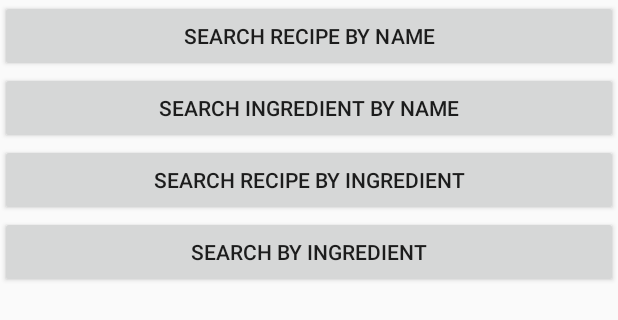
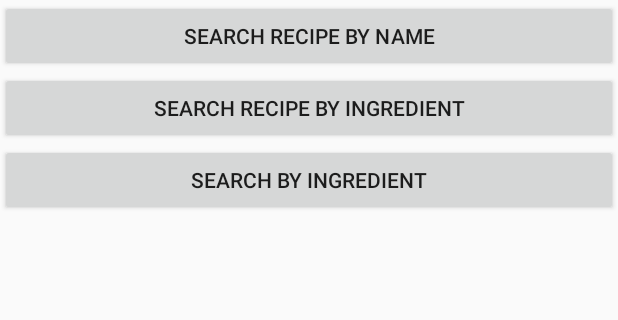
Before and after one commit to CS388-Group1/bite, an Android app built with Jetpack Compose: the layout fragment_search.xml on its own in the app's theme, with its tools: preview values and no code run, on a phone screen of 412 x 824 dp. Shown: the top 320 px of the screen. Run offline under Robolectric (Android 15) with nearby library versions, the phone set to English and light mode, and no system bars; Roboto replaces fonts that are not available here.

Commit message:
Filter out selected ingredients from available options Track selected ingredients and filter out already selected items from the common and search results Remove unused button and related functionality in `SearchFragment` and `fragment_search`

```diff
--- a/AndroidProject/Bite/app/src/main/res/layout/fragment_search.xml
+++ b/AndroidProject/Bite/app/src/main/res/layout/fragment_search.xml
@@ -14,33 +14,23 @@
         app:layout_constraintTop_toTopOf="parent" />
 
     <Button
-        android:id="@+id/buttonSearchIngredientByName"
-        android:layout_width="match_parent"
-        android:layout_height="wrap_content"
-        android:text="Search Ingredient by Name"
-        app:layout_constraintEnd_toEndOf="parent"
-        app:layout_constraintStart_toStartOf="parent"
-        app:layout_constraintTop_toBottomOf="@id/buttonSearchRecipeByName" />
-
-    <Button
         android:id="@+id/buttonSearchRecipeByIngredient"
         android:layout_width="match_parent"
         android:layout_height="wrap_content"
         android:text="Search Recipe by Ingredient"
         app:layout_constraintEnd_toEndOf="parent"
         app:layout_constraintStart_toStartOf="parent"
-        app:layout_constraintTop_toBottomOf="@id/buttonSearchIngredientByName" />
+        app:layout_constraintTop_toBottomOf="@id/buttonSearchRecipeByName" />
 
     <Button
         android:id="@+id/buttonSearchByIngredient"
         android:layout_width="match_parent"
         android:layout_height="wrap_content"
-        android:layout_marginTop="48dp"
         android:text="Search by Ingredient"
         app:layout_constraintEnd_toEndOf="parent"
         app:layout_constraintHorizontal_bias="0.0"
         app:layout_constraintStart_toStartOf="parent"
-        app:layout_constraintTop_toBottomOf="@id/buttonSearchIngredientByName" />
+        app:layout_constraintTop_toBottomOf="@id/buttonSearchRecipeByIngredient" />
 
     <androidx.recyclerview.widget.RecyclerView
         android:id="@+id/recyclerView"
```
Also changed, not shown: AndroidProject/Bite/app/src/main/java/com/example/bite/SearchByIngredient.kt (+19 -7 lines), AndroidProject/Bite/app/src/main/java/com/example/bite/SearchFragment.kt (+0 -7 lines).
